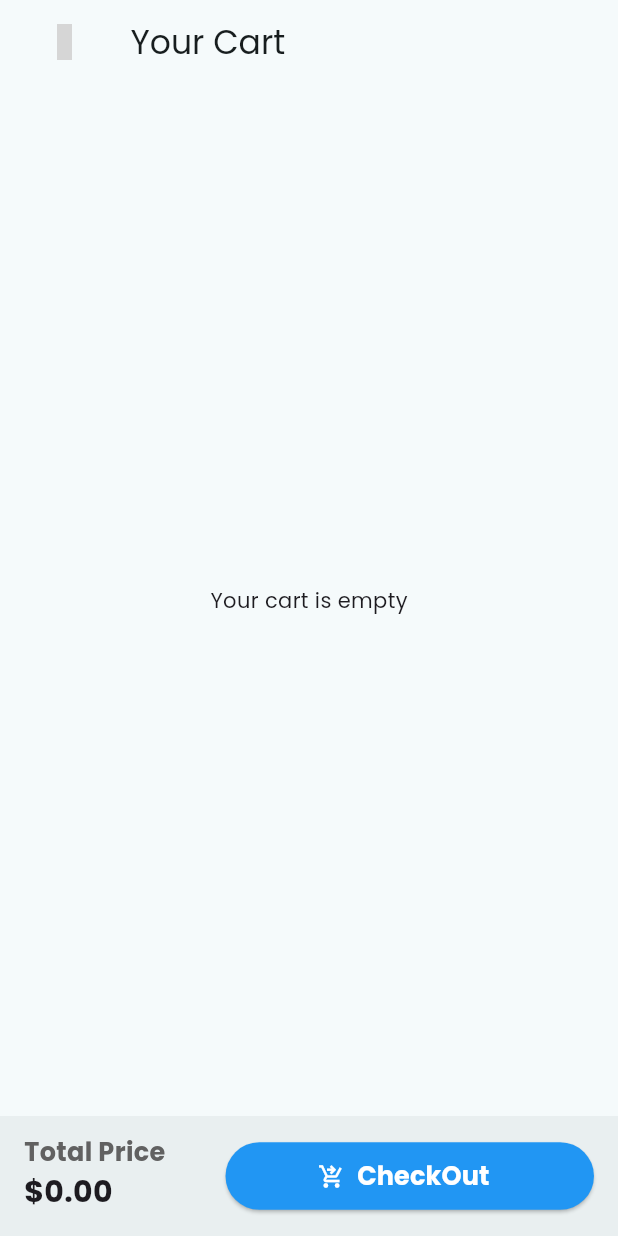
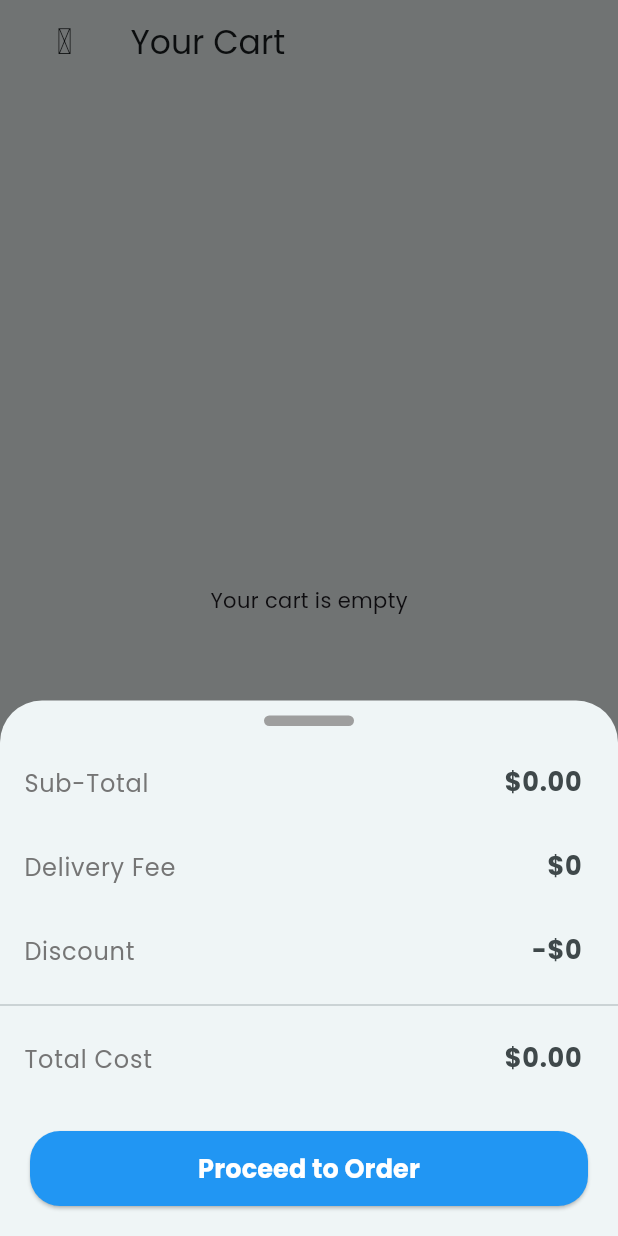
Before and after one commit to masud51435/simple_ecommerce, a Flutter app: the CartScreen screen opened by its route, after a tap on "CheckOut", on a phone screen of 412 x 824 dp. Run offline on Flutter 3.47's test engine with Material 3 defaults, Android fonts, the phone set to English and light mode, and no system bars; our stand-ins replace cached_network_image, fluttertoast, get, google_fonts, hive, hive_flutter and 2 more; accounts and stored records are empty; network calls fail; grey boxes are pictures that could not be loaded.

Commit message:
added bottom sheet

```diff
--- a/lib/screens/cart/cart_screen.dart
+++ b/lib/screens/cart/cart_screen.dart
@@ -5,6 +5,7 @@ import 'package:loading_animation_widget/loading_animation_widget.dart';
 import 'package:simple_ecommerce/common/appbar/Custom_appbar.dart';
 
 import 'package:simple_ecommerce/model/product_model.dart';
+import 'package:simple_ecommerce/screens/cart/widgets/bottom_sheet_item.dart';
 
 import '../../controller/cart_controller.dart';
 import '../../core/app_colors.dart';
@@ -134,7 +135,70 @@ class CartScreen extends StatelessWidget {
               const SizedBox(width: 40),
               Expanded(
                 child: ElevatedButton.icon(
-                  onPressed: () {},
+                  onPressed: () {
+                    showModalBottomSheet<void>(
+                      context: context,
+                      builder: (BuildContext context) {
+                        return Column(
+                          mainAxisSize: MainAxisSize.min,
+                          children: [
+                            Padding(
+                              padding: const EdgeInsets.symmetric(vertical: 10),
+                              child: Container(
+                                height: 7,
+                                width: 60,
+                                decoration: BoxDecoration(
+                                  color: Colors.grey.shade500,
+                                  borderRadius: BorderRadius.circular(10),
+                                ),
+                              ),
+                            ),
+
+                            BottomSheetItem(
+                              title: 'Sub-Total',
+                              price:
+                                  '\$${cartController.totalPrice.toStringAsFixed(2)}',
+                            ),
+                            const BottomSheetItem(
+                              title: 'Delivery Fee',
+                              price: '\$${00}',
+                            ),
+                            const BottomSheetItem(
+                              title: 'Discount',
+                              price: '-\$${00}',
+                            ),
+                            const Divider(),
+                            BottomSheetItem(
+                              title: 'Total Cost',
+                              price:
+                                  '\$${cartController.totalPrice.toStringAsFixed(2)}',
+                            ),
+                            Padding(
+                              padding: const EdgeInsets.all(20.0),
+                              child: ElevatedButton(
+                                onPressed: () {},
+                                style: ElevatedButton.styleFrom(
+                                  backgroundColor: Colors.blue,
+                                  fixedSize: Size(Get.width, 50),
+                                  shape: RoundedRectangleBorder(
+                                    borderRadius: BorderRadius.circular(20),
+                                  ),
+                                ),
+                                child: const Text(
+                                  'Proceed to Order',
+                                  style: TextStyle(
+                                    fontWeight: FontWeight.bold,
+                                    fontSize: 17,
+                                    color: Colors.white,
+                                  ),
+                                ),
+                              ),
+                            ),
+                          ],
+                        );
+                      },
+                    );
+                  },
                   label: const Text(
                     'CheckOut',
                     style: TextStyle(
--- /dev/null
+++ b/lib/screens/cart/widgets/bottom_sheet_item.dart
@@ -0,0 +1,31 @@
+import 'package:flutter/material.dart';
+
+class BottomSheetItem extends StatelessWidget {
+  const BottomSheetItem({
+    super.key,
+    required this.title,
+    required this.price,
+  });
+  final String title, price;
+
+  @override
+  Widget build(BuildContext context) {
+    return Column(
+      children: [
+        ListTile(
+          title: Text(
+            title,
+            style: TextStyle(color: Colors.grey.shade600),
+          ),
+          trailing: Text(
+            price,
+            style: const TextStyle(
+              fontSize: 17,
+              fontWeight: FontWeight.bold,
+            ),
+          ),
+        ),
+      ],
+    );
+  }
+}
--- a/lib/services/product_sevices.dart
+++ /dev/null
@@ -1,23 +0,0 @@
-import 'package:get/get.dart';
-import 'package:simple_ecommerce/model/product_model.dart';
-
-class ProductService extends GetConnect {
-  static const String _baseUrl = "https://fakestoreapi.com/products";
-
-  // Fetch products using GetConnect with pagination
-  Future<List<ProductModel>> fetchProducts(int page, int limit) async {
-    final response = await get('$_baseUrl?limit=$limit&page=$page');
-
-    if (response.statusCode == 200) {
-      final List<dynamic> jsonResponse = response.body;
-      return jsonResponse
-          .map(
-            (json) => ProductModel.fromJson(json),
-          )
-          .toList();
-    } else {
-      throw Exception(
-          'Failed to load products, status code: ${response.statusCode}');
-    }
-  }
-}
```
